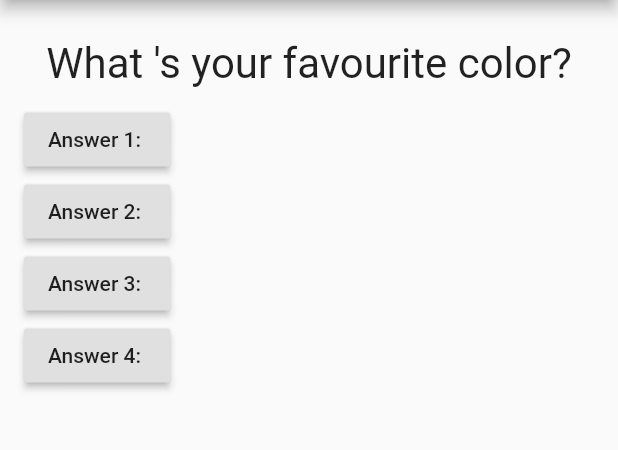
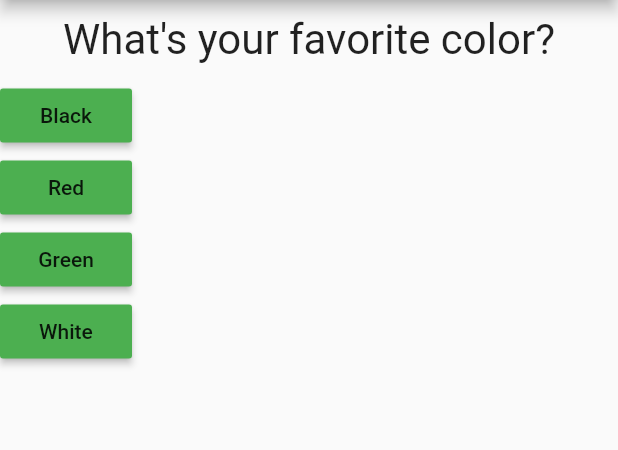
Before and after one commit to phschaefer/quiz_app, a Flutter app: the screen it shows after launch, on a phone screen of 412 x 824 dp, the part 84-534 px from its top. Run offline on Flutter 3.47's test engine with Material 2 defaults, Android fonts, the phone set to English and light mode, and no system bars.

Commit message:
update Quiz-App

```diff
--- /dev/null
+++ b/lib/answer.dart
@@ -0,0 +1,23 @@
+import 'package:flutter/material.dart';
+
+class Answer extends StatelessWidget {
+
+  final String answerText;
+  final Function selectHandler;
+
+  Answer(this.answerText, this.selectHandler);
+
+  @override
+  Widget build(BuildContext context) {
+
+    return Row(
+      children: <Widget>[
+        RaisedButton(
+          color: Colors.green,
+            child: Text(answerText),
+            onPressed: selectHandler,
+        ),
+      ],
+    );
+  }
+}
--- a/lib/main.dart
+++ b/lib/main.dart
@@ -1,6 +1,6 @@
 import 'package:flutter/material.dart';
-
-import './question.dart';
+import 'package:quiz_app/quiz.dart';
+import 'package:quiz_app/result.dart';
 
 void main() => runApp(MyApp());
 
@@ -12,83 +12,48 @@ class MyApp extends StatefulWidget {
 }
 
 class _MyAppState extends State<MyApp> {
-  List<String> _question = [
-    'What \'s your favourite color?',
-    'What \'s your favourite place?'
-  ];
-
-  List<String> _text = [
-    'Quiz_App',
-    'Answer 1: ',
-    'Answer 2: ',
-    'Answer 3: ',
-    'Answer 4: '
+  var _questions = [
+    {
+      'questionText': 'What\'s your favorite color?',
+      'answers': ['Black', 'Red', 'Green', 'White'],
+    },
+    {
+      'questionText': 'What\'s your favorite animal?',
+      'answers': ['Rabbit', 'Snake', 'Elephant', 'Lion'],
+    },
   ];
 
   int _index = 0;
 
   @override
   Widget build(BuildContext context) {
-    const double _padding = 16.0;
     return MaterialApp(
       home: Scaffold(
         appBar: AppBar(
-          title: Text(_text[0]),
+          title: Text('Quiz_App'),
           backgroundColor: Colors.green,
         ),
-        body: Padding(
-          padding: const EdgeInsets.all(_padding),
-          child: Column(
-            children: <Widget>[
-              Question(_question[_index]),
-              Row(
-                children: <Widget>[
-                  RaisedButton(
-                      child: Text(_text[1]), onPressed: _answerQuestion),
-                ],
-              ),
-              Row(
-                children: <Widget>[
-                  RaisedButton(
-                    child: Text(_text[2]),
-                    onPressed: _answerQuestion,
-                  ),
-                ],
-              ),
-              Row(
-                children: <Widget>[
-                  RaisedButton(
-                    child: Text(_text[3]),
-                    onPressed: _answerQuestion,
-                  ),
-                ],
-              ),
-              Row(
-                children: <Widget>[
-                  RaisedButton(
-                    child: Text(_text[4]),
-                    onPressed: _answerQuestion,
-                  ),
-                ],
-              ),
-            ],
-          ),
-        ),
+        body: _index < _questions.length
+            ? Quiz(
+                answerQuestion: _answerQuestion,
+                index: _index,
+                questions: _questions
+        )
+            : Result(),
       ),
     );
   }
 
   int nextQuestion() {
-    if (_index < _question.length - 1) {
+    if (_index < _questions.length) {
       return _index++;
     }
-    return _index = 0;
+    return 0;
   }
 
   void _answerQuestion() {
     setState(() {
-      _question.elementAt(nextQuestion());
-      print(_index);
+      _questions.elementAt(nextQuestion());
     });
   }
 }
--- /dev/null
+++ b/lib/quiz.dart
@@ -0,0 +1,27 @@
+import 'package:flutter/material.dart';
+
+import './question.dart';
+import './answer.dart';
+
+class Quiz extends StatelessWidget {
+  final List<Map<String, Object>> questions;
+  final int index;
+  final Function answerQuestion;
+
+  Quiz(
+      {@required this.questions,
+      @required this.answerQuestion,
+      @required this.index});
+
+  @override
+  Widget build(BuildContext context) {
+    return Column(
+      children: <Widget>[
+        Question(questions[index]['questionText']),
+        ...(questions[index]['answers'] as List<String>).map((answer) {
+          return Answer(answer, answerQuestion);
+        }).toList()
+      ],
+    );
+  }
+}
--- /dev/null
+++ b/lib/result.dart
@@ -0,0 +1,10 @@
+import 'package:flutter/material.dart';
+
+class Result extends StatelessWidget {
+  @override
+  Widget build(BuildContext context) {
+    return Center(
+      child: Text('You did it!'),
+    );
+  }
+}
--- a/pubspec.yaml
+++ b/pubspec.yaml
@@ -14,7 +14,7 @@ description: A new Flutter application.
 version: 1.0.0+1
 
 environment:
-  sdk: ">=2.1.0 <3.0.0"
+  sdk: ">=2.2.2 <3.0.0"
 
 dependencies:
   flutter:
```
